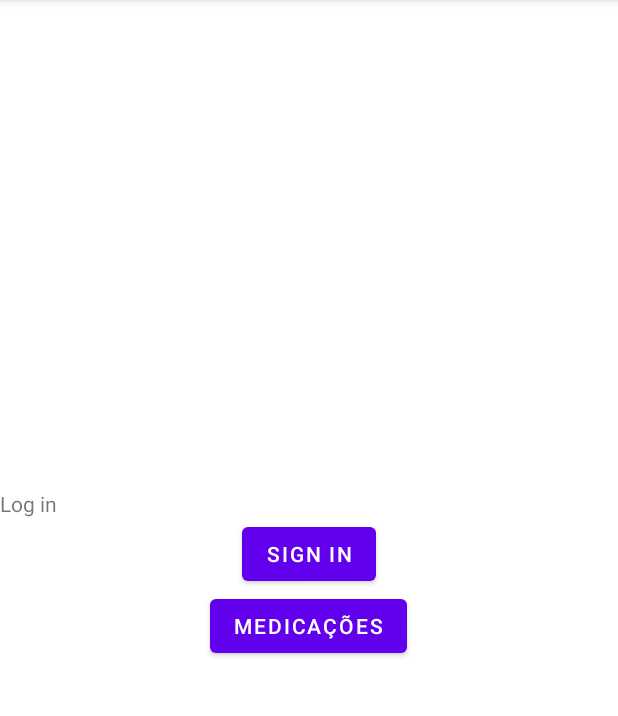
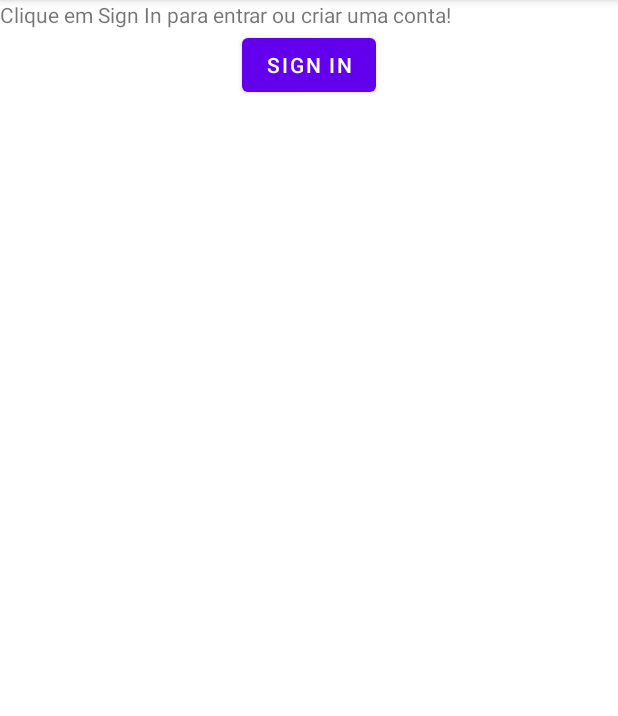
Before and after one commit to gafeol/doze-em-doze, an Android app: the screen it shows after launch (MainActivity before the commit, Navegacao after it), on a phone screen of 412 x 824 dp, the part 84-800 px from its top. Run offline under Robolectric (Android 15) with nearby library versions, the phone set to English and light mode, and no system bars; our stand-ins replace Firebase (no records; nobody signed in at launch, a user with empty details on screens opened directly), FlexboxLayout; libraries missing offline, so code that uses them is left out: com.firebase.ui.

Commit message:
Create navigation decision at startup
Add xml files of future ListView of medicine.

```diff
--- a/app/build.gradle
+++ b/app/build.gradle
@@ -36,9 +36,11 @@ android {
 dependencies {
     implementation "org.jetbrains.kotlin:kotlin-stdlib:$kotlin_version"
     implementation 'androidx.core:core-ktx:1.3.2'
+    implementation "androidx.cardview:cardview:1.0.0"
     implementation 'androidx.appcompat:appcompat:1.1.0'
     implementation 'com.google.android.material:material:1.1.0'
     implementation 'androidx.constraintlayout:constraintlayout:1.1.3'
+    implementation 'com.google.android:flexbox:2.0.1'
     implementation 'com.google.firebase:firebase-auth:20.0.1'
     implementation 'com.firebaseui:firebase-ui-auth:6.4.0'
     implementation 'com.google.android.gms:play-services-auth:18.1.0'
--- a/app/src/main/AndroidManifest.xml
+++ b/app/src/main/AndroidManifest.xml
@@ -16,8 +16,8 @@
             android:name=".Medicacoes"
             android:label="@string/title_activity_medicacoes"
             android:theme="@style/Theme.DozeEmDoze.NoActionBar"
-            android:parentActivityName=".MainActivity"/>
-        <activity android:name=".MainActivity">
+            android:parentActivityName=".Navegacao"/>
+        <activity android:name=".Navegacao">
             <intent-filter>
                 <action android:name="android.intent.action.MAIN" />
 
--- a/app/src/main/java/com/gafeol/dozeemdoze/MainActivity.kt
+++ b/app/src/main/java/com/gafeol/dozeemdoze/Navegacao.kt
@@ -12,31 +12,28 @@ import com.firebase.ui.auth.AuthUI
 import com.firebase.ui.auth.IdpResponse
 import com.google.firebase.auth.FirebaseAuth
 
-class MainActivity : AppCompatActivity() {
+class Navegacao : AppCompatActivity() {
     private val RC_SIGN_IN: Int = 123
 
     private fun updateAuthButtons() {
         var signInButton = findViewById<Button>(R.id.signInButton)
-        var logOutButton = findViewById<Button>(R.id.signOutButton)
         var userTextView = findViewById<TextView>(R.id.userTextView)
 
         val user = FirebaseAuth.getInstance().currentUser
         if(user != null) {
-            userTextView.text = "Hello " + user.displayName
             signInButton.visibility = View.GONE
-            logOutButton.visibility = View.VISIBLE
+            startMedicacoes()
         }
         else {
-            userTextView.text = "Log in"
+            userTextView.text = "Clique em Sign In para entrar ou criar uma conta!"
             signInButton.visibility = View.VISIBLE
-            logOutButton.visibility = View.GONE
         }
     }
 
 
     override fun onCreate(savedInstanceState: Bundle?) {
         super.onCreate(savedInstanceState)
-        setContentView(R.layout.activity_main)
+        setContentView(R.layout.activity_navegacao)
         updateAuthButtons()
     }
 
@@ -78,18 +75,9 @@ class MainActivity : AppCompatActivity() {
         }
     }
 
-    fun onSignOut(view: View) {
-        AuthUI.getInstance()
-                .signOut(this)
-                .addOnCompleteListener {
-                    updateAuthButtons()
-                }
-    }
-
-    fun startMedicacoes(view: View) {
-        val intent = Intent(this, Medicacoes::class.java)
-            .addFlags(Intent.FLAG_ACTIVITY_CLEAR_TOP)
-            .apply{}
+    private fun startMedicacoes() {
+        val intent = Intent(this, Medicacoes::class.java).apply{}
         startActivity(intent)
+        finish()
     }
 }
--- a/app/src/main/res/layout/activity_main.xml
+++ /dev/null
@@ -1,37 +0,0 @@
-<?xml version="1.0" encoding="utf-8"?>
-<LinearLayout xmlns:android="http://schemas.android.com/apk/res/android"
-    xmlns:app="http://schemas.android.com/apk/res-auto"
-    xmlns:tools="http://schemas.android.com/tools"
-    android:layout_width="match_parent"
-    android:layout_height="match_parent"
-    android:gravity="center"
-    android:orientation="vertical"
-    tools:context=".MainActivity">
-
-        <TextView
-            android:id="@+id/userTextView"
-            android:layout_width="match_parent"
-            android:layout_height="wrap_content" />
-
-        <Button
-            android:id="@+id/signInButton"
-            android:layout_width="wrap_content"
-            android:layout_height="wrap_content"
-            android:onClick="onSignIn"
-            android:text="Sign In" />
-
-        <Button
-            android:id="@+id/signOutButton"
-            android:layout_width="wrap_content"
-            android:layout_height="wrap_content"
-            android:onClick="onSignOut"
-            android:text="Sign Out" />
-
-        <Button
-            android:id="@+id/medicationButton"
-            android:layout_width="wrap_content"
-            android:layout_height="wrap_content"
-            android:onClick="startMedicacoes"
-            android:text="Medicações" />
-
-</LinearLayout>
--- /dev/null
+++ b/app/src/main/res/layout/activity_navegacao.xml
@@ -0,0 +1,33 @@
+<?xml version="1.0" encoding="utf-8"?>
+<LinearLayout xmlns:android="http://schemas.android.com/apk/res/android"
+    xmlns:app="http://schemas.android.com/apk/res-auto"
+    xmlns:tools="http://schemas.android.com/tools"
+    android:layout_width="match_parent"
+    android:layout_height="match_parent"
+    android:gravity="center"
+    android:orientation="vertical"
+    tools:context=".Navegacao">
+
+        <TextView
+            android:id="@+id/userTextView"
+            android:layout_width="match_parent"
+            android:layout_height="wrap_content" />
+
+        <com.google.android.flexbox.FlexboxLayout
+            xmlns:android="http://schemas.android.com/apk/res/android"
+            xmlns:app="http://schemas.android.com/apk/res-auto"
+            android:layout_width="match_parent"
+            android:layout_height="match_parent"
+            app:justifyContent="space_around"
+            app:alignContent="center" >
+
+                <Button
+                    android:id="@+id/signInButton"
+                    android:layout_width="wrap_content"
+                    android:layout_height="wrap_content"
+                    android:onClick="onSignIn"
+                    android:text="Sign In" />
+
+        </com.google.android.flexbox.FlexboxLayout>
+
+</LinearLayout>
--- /dev/null
+++ b/app/src/main/res/menu/medication_menu.xml
@@ -0,0 +1,6 @@
+<?xml version="1.0" encoding="utf-8"?>
+<menu xmlns:android="http://schemas.android.com/apk/res/android">
+    <item
+        android:id="@+id/signOutItem"
+        android:title="Sign out"/>
+</menu>
```
Also changed, not shown: app/src/main/java/com/gafeol/dozeemdoze/Medicacoes.kt (+48 -8 lines), app/src/main/res/layout/content_medicacoes.xml (+9 -4 lines), app/src/main/res/layout/row_medicacao.xml (added, +17 -0 lines).
